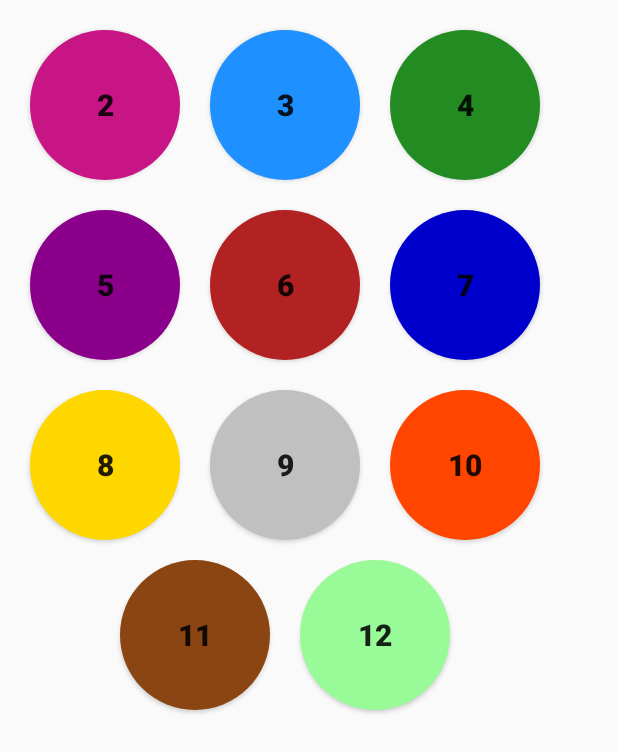
After one commit to robsonheinke/CriteriosDivisibilidade, an Android app: the layout layout_criterios_geral.xml on its own in the app's theme, with its tools: preview values and no code run, on a phone screen of 412 x 824 dp. The commit adds this screen. Shown: the top 752 px of the screen. Run offline under Robolectric (Android 15) with nearby library versions, the phone set to English and light mode, and no system bars.

Commit message:
telas de ajuda

```diff
--- a/app/src/main/AndroidManifest.xml
+++ b/app/src/main/AndroidManifest.xml
@@ -44,7 +44,8 @@
         <activity android:name=".activity.JogoActivity" />
         <activity android:name=".activity.PassarNivelActivity" />
         <activity android:name=".activity.RepetirNivelActivity" />
-        <activity android:name=".activity.Ranking"></activity>
+        <activity android:name=".activity.RankingActivity" />
+        <activity android:name=".activity.AjudaActivity"></activity>
     </application>
 
 </manifest>
--- a/app/src/main/java/heinke/criteriosdivisibilidade/ferramentas/Utilitarios.java
+++ b/app/src/main/java/heinke/criteriosdivisibilidade/ferramentas/Utilitarios.java
@@ -24,7 +24,7 @@ import java.util.Collections;
 import heinke.criteriosdivisibilidade.activity.JogoActivity;
 import heinke.criteriosdivisibilidade.activity.MenuPrincipal;
 import heinke.criteriosdivisibilidade.activity.PassarNivelActivity;
-import heinke.criteriosdivisibilidade.activity.Ranking;
+import heinke.criteriosdivisibilidade.activity.RankingActivity;
 import heinke.criteriosdivisibilidade.activity.RepetirNivelActivity;
 import heinke.criteriosdivisibilidade.model.Usuario;
 
@@ -69,7 +69,7 @@ public class Utilitarios extends AppCompatActivity {
                 intent = new Intent(context, RepetirNivelActivity.class);
                 break;
             case 5:     //menu principal para tela de ranking
-                intent = new Intent(context, Ranking.class);
+                intent = new Intent(context, RankingActivity.class);
                 break;
         }
         intent.putExtra("Usuario", usuario);
--- /dev/null
+++ b/app/src/main/res/drawable/fundo_cabecalho_ajuda.xml
@@ -0,0 +1,6 @@
+<?xml version="1.0" encoding="utf-8"?>
+<shape xmlns:android="http://schemas.android.com/apk/res/android"
+    android:shape= "rectangle"  >
+    <solid android:color="#fff"/>
+    <stroke android:width="2dp"  android:color="#000"/>
+</shape>
--- a/app/src/main/res/layout/activity_ranking.xml
+++ b/app/src/main/res/layout/activity_ranking.xml
@@ -4,7 +4,7 @@
     android:layout_width="match_parent"
     android:layout_height="match_parent"
     android:background="@drawable/fundo_telas"
-    tools:context="heinke.criteriosdivisibilidade.activity.Ranking">
+    tools:context="heinke.criteriosdivisibilidade.activity.RankingActivity">
 
     <ListView
         android:layout_width="wrap_content"
--- /dev/null
+++ b/app/src/main/res/layout/layout_criterios_geral.xml
@@ -0,0 +1,150 @@
+<?xml version="1.0" encoding="utf-8"?>
+<RelativeLayout xmlns:android="http://schemas.android.com/apk/res/android"
+    android:layout_width="match_parent"
+    android:layout_height="match_parent">
+    <TableLayout
+        android:layout_width="match_parent"
+        android:layout_height="wrap_content"
+        android:layout_marginLeft="10dp"
+        android:layout_marginTop="10dp"
+        android:layout_marginRight="10dp"
+        android:layout_marginBottom="-1dp"
+        android:id="@+id/tabela">
+
+        <TableRow>
+            <Button
+                android:layout_width="100dp"
+                android:layout_height="100dp"
+                android:layout_margin="10dp"
+                android:background="@drawable/circulos"
+                android:backgroundTint="#C71585"
+                android:text="2"
+                android:textSize="20dp"
+                android:textStyle="bold"/>
+
+            <Button
+                android:layout_width="100dp"
+                android:layout_height="100dp"
+                android:layout_margin="10dp"
+                android:background="@drawable/circulos"
+                android:backgroundTint="#1E90FF"
+                android:text="3"
+                android:textSize="20dp"
+                android:textStyle="bold"/>
+
+            <Button
+                android:layout_width="100dp"
+                android:layout_height="100dp"
+                android:layout_margin="10dp"
+                android:background="@drawable/circulos"
+                android:backgroundTint="#228B22"
+                android:text="4"
+                android:textSize="20dp"
+                android:textStyle="bold"/>
+        </TableRow>
+
+        <TableRow>
+            <Button
+                android:layout_width="100dp"
+                android:layout_height="100dp"
+                android:layout_margin="10dp"
+                android:background="@drawable/circulos"
+                android:backgroundTint="#8B008B"
+                android:text="5"
+                android:textSize="20dp"
+                android:textStyle="bold"/>
+
+            <Button
+                android:layout_width="100dp"
+                android:layout_height="100dp"
+                android:layout_margin="10dp"
+                android:background="@drawable/circulos"
+                android:backgroundTint="#B22222"
+                android:text="6"
+                android:textSize="20dp"
+                android:textStyle="bold"/>
+
+            <Button
+                android:layout_width="100dp"
+                android:layout_height="100dp"
+                android:layout_margin="10dp"
+                android:background="@drawable/circulos"
+                android:backgroundTint="#0000CD"
+                android:text="7"
+                android:textSize="20dp"
+                android:textStyle="bold"/>
+        </TableRow>
+
+        <TableRow>
+            <Button
+                android:layout_width="100dp"
+                android:layout_height="100dp"
+                android:layout_margin="10dp"
+                android:background="@drawable/circulos"
+                android:backgroundTint="#FFD700"
+                android:text="8"
+                android:textSize="20dp"
+                android:textStyle="bold"/>
+
+            <Button
+                android:layout_width="100dp"
+                android:layout_height="100dp"
+                android:layout_margin="10dp"
+                android:background="@drawable/circulos"
+                android:backgroundTint="#C0C0C0"
+                android:text="9"
+                android:textSize="20dp"
+                android:textStyle="bold"/>
+
+            <Button
+                android:layout_width="100dp"
+                android:layout_height="100dp"
+                android:layout_margin="10dp"
+                android:background="@drawable/circulos"
+                android:backgroundTint="#FF4500"
+                android:text="10"
+                android:textSize="20dp"
+                android:textStyle="bold"/>
+        </TableRow>
+
+    </TableLayout>
+
+    <TableLayout
+        android:layout_width="match_parent"
+        android:layout_height="wrap_content"
+        android:layout_below="@+id/tabela"
+        android:layout_marginLeft="10dp"
+        android:layout_marginRight="10dp"
+        android:layout_marginBottom="-15dp">
+
+        <TableRow
+            android:layout_gravity="center"
+            android:layout_width="wrap_content"
+            android:layout_marginTop="-5dp"
+            android:layout_marginLeft="40dp">
+
+            <Button
+                android:layout_width="100dp"
+                android:layout_height="100dp"
+                android:layout_margin="10dp"
+                android:background="@drawable/circulos"
+                android:backgroundTint="#8B4513"
+                android:text="11"
+                android:textSize="20dp"
+                android:textStyle="bold"/>
+
+            <Button
+                android:layout_width="100dp"
+                android:layout_height="100dp"
+                android:layout_margin="10dp"
+                android:background="@drawable/circulos"
+                android:backgroundTint="#98FB98"
+                android:text="12"
+                android:textSize="20dp"
+                android:textStyle="bold"/>
+
+        </TableRow>
+
+    </TableLayout>
+
+</RelativeLayout>
--- /dev/null
+++ b/app/src/main/res/layout/layout_criterios_individual.xml
@@ -0,0 +1,6 @@
+<?xml version="1.0" encoding="utf-8"?>
+<LinearLayout xmlns:android="http://schemas.android.com/apk/res/android"
+    android:orientation="vertical" android:layout_width="match_parent"
+    android:layout_height="match_parent">
+
+</LinearLayout>
--- a/app/src/main/res/values/strings.xml
+++ b/app/src/main/res/values/strings.xml
@@ -15,4 +15,6 @@
     <string name="parabens">Parabéns\nVocê completou o nível </string>
     <string name="perdeu">Tempo Esgotado!\nInfelizmente não deu.</string>
     <string name="contPerder">Tente outra vez</string>
+
+    <string name="comoJogar">Após entrar através de login pelo Facebook ou Google você irá clicar no botão "Jogar" onde dará ínicio ao jogo. Na tela do jogo estarão disponiveis a pontuação, tempo e o nivel. Caso você não consiga vencer o terá que repeti-lo novamente até vencer. No ranking terá a colocação e pontuação de todos os jogadores cadastrados.</string>
 </resources>
```
Also changed, not shown: app/build.gradle (+0 -9 lines), app/src/main/java/heinke/criteriosdivisibilidade/activity/AjudaActivity.java (added, +15 -0 lines), app/src/main/java/heinke/criteriosdivisibilidade/activity/RankingActivity.java (renamed from app/src/main/java/heinke/criteriosdivisibilidade/activity/Ranking.java, +2 -6 lines), app/src/main/java/heinke/criteriosdivisibilidade/model/Ranking.java (added, +62 -0 lines), app/src/main/java/heinke/criteriosdivisibilidade/model/Usuario.java (+0 -7 lines), app/src/main/java/heinke/criteriosdivisibilidade/repositorio/Database.java (+59 -0 lines), app/src/main/java/heinke/criteriosdivisibilidade/repositorio/Database_Firebase.java (+16 -9 lines), app/src/main/res/layout/activity_ajuda.xml (added, +93 -0 lines).
